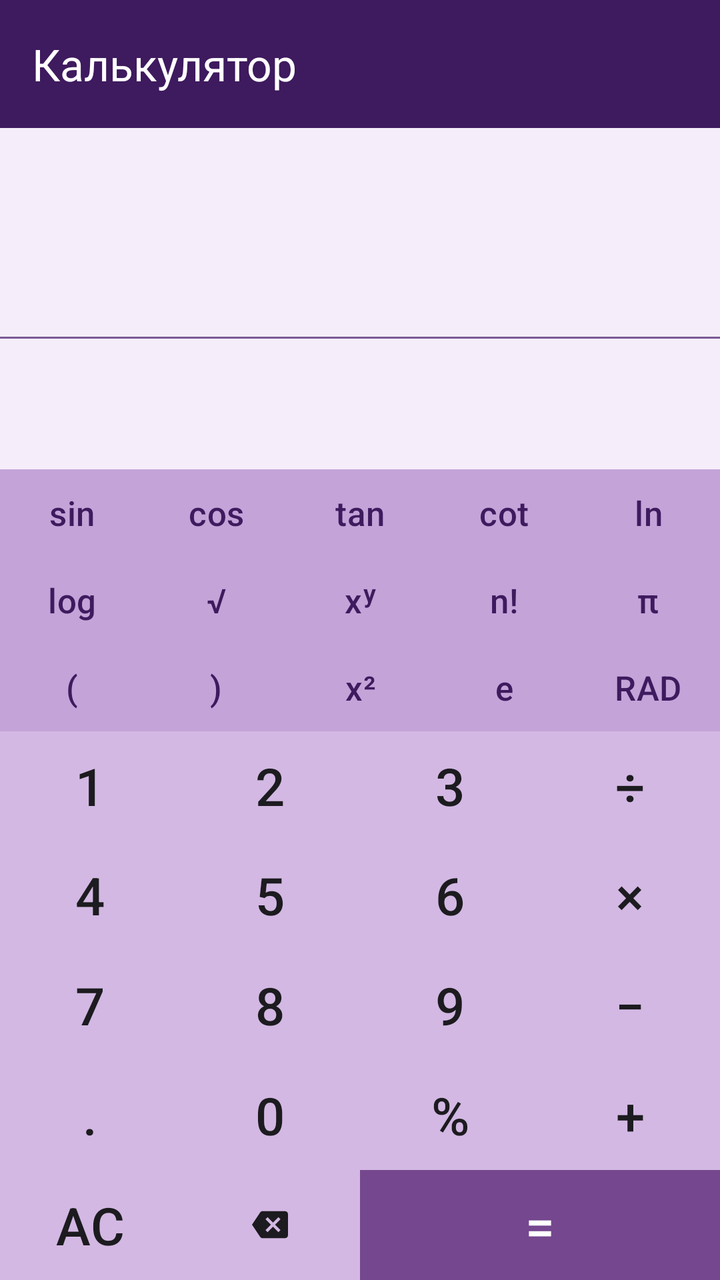
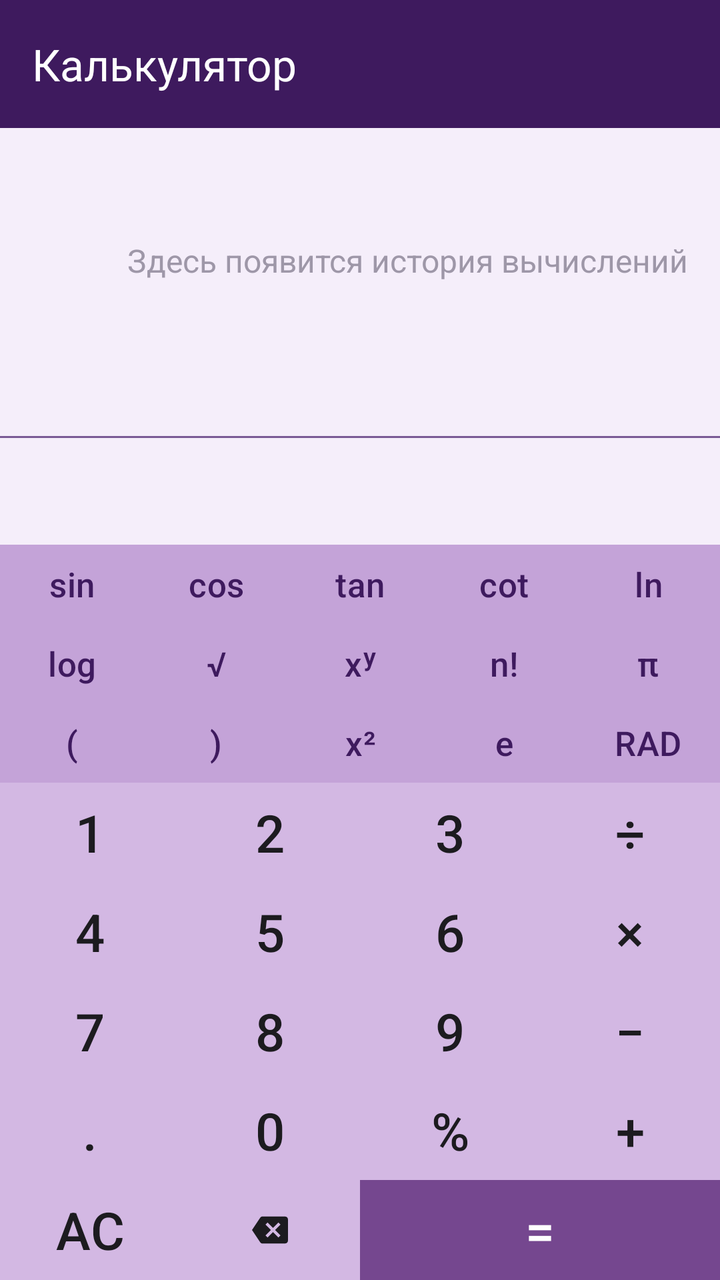

Compare the two renders of this Android layout. The source of the first and the diff that turns it into the second are given below.
<!-- AndroidManifest.xml: application theme Theme.Calculator -->
<!-- res/layout/activity_main.xml -->
<?xml version="1.0" encoding="utf-8"?>
<LinearLayout xmlns:android="http://schemas.android.com/apk/res/android"
    xmlns:app="http://schemas.android.com/apk/res-auto"
    xmlns:tools="http://schemas.android.com/tools"
    android:id="@+id/main"
    android:layout_width="match_parent"
    android:layout_height="match_parent"
    android:background="@color/keypad_background"
    android:orientation="vertical"
    tools:context=".MainActivity">

    <com.google.android.material.appbar.MaterialToolbar
        android:id="@+id/toolbar"
        android:layout_width="match_parent"
        android:layout_height="wrap_content"
        android:background="@color/toolbar_background"
        android:minHeight="?attr/actionBarSize"
        app:title="@string/app_name"
        app:titleTextColor="@color/toolbar_text" />

    
    <TextView
        android:id="@+id/expression"
        style="@style/CalcDisplay"
        android:layout_weight="1.6"
        android:gravity="bottom|end"
        android:hint="@string/expression_hint"
        android:maxLines="3"
        android:textColor="@color/display_text"
        android:textColorHint="@color/display_hint"
        app:autoSizeMaxTextSize="44sp" />

    <View
        android:layout_width="match_parent"
        android:layout_height="1dp"
        android:background="@color/display_divider" />

    
    <TextView
        android:id="@+id/result"
        style="@style/CalcDisplay"
        android:layout_weight="1"
        android:gravity="center_vertical|end"
        android:maxLines="2"
        android:textColor="@color/result_preview"
        app:autoSizeMaxTextSize="32sp" />

    <LinearLayout
        android:id="@+id/keypad"
        android:layout_width="match_parent"
        android:layout_height="0dp"
        android:layout_weight="6.2"
        android:orientation="vertical">

        <LinearLayout
            android:layout_width="match_parent"
            android:layout_height="0dp"
            android:layout_weight="0.8"
            android:orientation="horizontal">

            <Button
                style="@style/CalcKey.Function"
                android:text="sin"
                android:tag="sin(" />

            <Button
                style="@style/CalcKey.Function"
                android:text="cos"
                android:tag="cos(" />

            <Button
                style="@style/CalcKey.Function"
                android:text="tan"
                android:tag="tan(" />

            <Button
                style="@style/CalcKey.Function"
                android:text="cot"
                android:tag="cot(" />

            <Button
                style="@style/CalcKey.Function"
                android:text="ln"
                android:tag="ln(" />

        </LinearLayout>

        <LinearLayout
            android:layout_width="match_parent"
            android:layout_height="0dp"
            android:layout_weight="0.8"
            android:orientation="horizontal">

            <Button
                style="@style/CalcKey.Function"
                android:text="log"
                android:tag="log(" />

            <Button
                style="@style/CalcKey.Function"
                android:text="√"
                android:tag="√" />

            <Button
                style="@style/CalcKey.Function"
                android:text="xʸ"
                android:tag="^" />

            <Button
                style="@style/CalcKey.Function"
                android:text="n!"
                android:tag="!" />

            <Button
                style="@style/CalcKey.Function"
                android:text="π"
                android:tag="π" />

        </LinearLayout>

        <LinearLayout
            android:layout_width="match_parent"
            android:layout_height="0dp"
            android:layout_weight="0.8"
            android:orientation="horizontal">

            <Button
                style="@style/CalcKey.Function"
                android:text="("
                android:tag="(" />

            <Button
                style="@style/CalcKey.Function"
                android:text=")"
                android:tag=")" />

            <Button
                style="@style/CalcKey.Function"
                android:text="x²"
                android:tag="^2" />

            <Button
                style="@style/CalcKey.Function"
                android:text="e"
                android:tag="e" />

            <Button
                android:id="@+id/btn_angle_mode"
                style="@style/CalcKey.Function"
                android:text="@string/angle_mode_rad" />

        </LinearLayout>

        <LinearLayout
            android:layout_width="match_parent"
            android:layout_height="0dp"
            android:layout_weight="1"
            android:orientation="horizontal">

            <Button
                style="@style/CalcKey"
                android:text="1"
                android:tag="1" />

            <Button
                style="@style/CalcKey"
                android:text="2"
                android:tag="2" />

            <Button
                style="@style/CalcKey"
                android:text="3"
                android:tag="3" />

            <Button
                style="@style/CalcKey"
                android:text="÷"
                android:tag="÷" />

        </LinearLayout>

        <LinearLayout
            android:layout_width="match_parent"
            android:layout_height="0dp"
            android:layout_weight="1"
            android:orientation="horizontal">

            <Button
                style="@style/CalcKey"
                android:text="4"
                android:tag="4" />

            <Button
                style="@style/CalcKey"
                android:text="5"
                android:tag="5" />

            <Button
                style="@style/CalcKey"
                android:text="6"
                android:tag="6" />

            <Button
                style="@style/CalcKey"
                android:text="×"
                android:tag="×" />

        </LinearLayout>

        <LinearLayout
            android:layout_width="match_parent"
            android:layout_height="0dp"
            android:layout_weight="1"
            android:orientation="horizontal">

            <Button
                style="@style/CalcKey"
                android:text="7"
                android:tag="7" />

            <Button
                style="@style/CalcKey"
                android:text="8"
                android:tag="8" />

            <Button
                style="@style/CalcKey"
                android:text="9"
                android:tag="9" />

            <Button
                style="@style/CalcKey"
                android:text="−"
                android:tag="−" />

        </LinearLayout>

        <LinearLayout
            android:layout_width="match_parent"
            android:layout_height="0dp"
            android:layout_weight="1"
            android:orientation="horizontal">

            <Button
                style="@style/CalcKey"
                android:text="."
                android:tag="." />

            <Button
                style="@style/CalcKey"
                android:text="0"
                android:tag="0" />

            <Button
                style="@style/CalcKey"
                android:text="%"
                android:tag="%" />

            <Button
                style="@style/CalcKey"
                android:text="+"
                android:tag="+" />

        </LinearLayout>

        <LinearLayout
            android:layout_width="match_parent"
            android:layout_height="0dp"
            android:layout_weight="1"
            android:orientation="horizontal">

            <Button
                android:id="@+id/btn_clear"
                style="@style/CalcKey"
                android:text="AC" />

            <Button
                android:id="@+id/btn_backspace"
                style="@style/CalcKey"
                android:contentDescription="@string/backspace"
                app:icon="@drawable/ic_backspace" />

            <Button
                android:id="@+id/btn_equals"
                style="@style/CalcKey.Equals"
                android:layout_weight="2"
                android:text="=" />

        </LinearLayout>

    </LinearLayout>

</LinearLayout>
<!-- resources referenced by this layout -->
<resources>
  <color name="display_divider">#7A5A95</color>
  <color name="display_hint">#9E97A8</color>
  <color name="display_text">#1C1B1F</color>
  <color name="keypad_background">#D3B8E3</color>
  <color name="result_preview">#7A7289</color>
  <color name="toolbar_background">#3E1A5E</color>
  <color name="toolbar_text">#FFFFFF</color>
  <!-- drawable ic_backspace (drawable) -->
  <vector xmlns:android="http://schemas.android.com/apk/res/android"
      android:width="28dp"
      android:height="28dp"
      android:viewportWidth="24"
      android:viewportHeight="24">
      <path
          android:fillColor="#FF000000"
          android:pathData="M22,3H7c-0.69,0 -1.23,0.35 -1.59,0.88L0,12l5.41,8.11c0.36,0.53 0.9,0.89 1.59,0.89h15c1.1,0 2,-0.9 2,-2V5c0,-1.1 -0.9,-2 -2,-2zM19,15.59L17.59,17 14,13.41 10.41,17 9,15.59 12.59,12 9,8.41 10.41,7 14,10.59 17.59,7 19,8.41 15.41,12 19,15.59z" />
  </vector>
  <string name="angle_mode_rad">RAD</string>
  <string name="app_name">Калькулятор</string>
  <string name="backspace">Удалить символ</string>
  <string name="expression_hint">0</string>
  <style name="CalcDisplay">
          <item name="android:layout_width">match_parent</item>
          <item name="android:layout_height">0dp</item>
          <item name="android:background">@color/display_background</item>
          <item name="android:paddingHorizontal">16dp</item>
          <item name="android:paddingVertical">8dp</item>
          <item name="autoSizeTextType">uniform</item>
          <item name="autoSizeMinTextSize">14sp</item>
          <item name="autoSizeStepGranularity">1sp</item>
      </style>
  <style name="CalcKey" parent="Widget.Material3.Button.TextButton">
          <item name="android:layout_width">0dp</item>
          <item name="android:layout_height">match_parent</item>
          <item name="android:layout_weight">1</item>
          <item name="android:minWidth">0dp</item>
          <item name="android:minHeight">0dp</item>
          <item name="android:padding">0dp</item>
          <item name="android:insetTop">0dp</item>
          <item name="android:insetBottom">0dp</item>
          <item name="cornerRadius">0dp</item>
          <item name="android:textSize">@dimen/key_text_size</item>
          <item name="android:textColor">@color/key_text</item>
          <item name="android:textAllCaps">false</item>
          <item name="iconTint">@color/key_text</item>
          <item name="iconPadding">0dp</item>
          <item name="iconGravity">textStart</item>
      </style>
  <style name="CalcKey.Equals">
          <item name="android:textColor">@color/equals_text</item>
          <item name="backgroundTint">@color/equals_background</item>
      </style>
  <style name="CalcKey.Function">
          <item name="android:textSize">@dimen/function_text_size</item>
          <item name="android:textColor">@color/function_text</item>
          <item name="backgroundTint">@color/function_background</item>
      </style>
  <style name="Theme.Calculator" parent="Theme.Material3.DayNight.NoActionBar">
          <item name="colorPrimary">@color/brand</item>
      </style>
  <color name="display_background">#F5EEFA</color>
  <dimen name="key_text_size">26sp</dimen>
  <color name="key_text">#1C1B1F</color>
  <color name="equals_text">#FFFFFF</color>
  <color name="equals_background">#75478F</color>
  <dimen name="function_text_size">17sp</dimen>
  <color name="function_text">#3E1A5E</color>
  <color name="function_background">#C4A3D8</color>
  <color name="brand">#75478F</color>
</resources>

<!-- the commit's change to res/layout/activity_main.xml (unified diff, before → after) -->
@@ -15,14 +15,38 @@
         android:layout_height="wrap_content"
         android:background="@color/toolbar_background"
         android:minHeight="?attr/actionBarSize"
+        android:theme="@style/ThemeOverlay.Material3.Dark.ActionBar"
         app:title="@string/app_name"
         app:titleTextColor="@color/toolbar_text" />
+
+    
+    <ScrollView
+        android:id="@+id/history_scroll"
+        android:layout_width="match_parent"
+        android:layout_height="0dp"
+        android:layout_weight="1.3"
+        android:background="@color/display_background"
+        android:fillViewport="true">
+
+        <TextView
+            android:id="@+id/history"
+            android:layout_width="match_parent"
+            android:layout_height="wrap_content"
+            android:gravity="bottom|end"
+            android:hint="@string/history_hint"
+            android:lineSpacingExtra="2dp"
+            android:paddingHorizontal="16dp"
+            android:paddingTop="8dp"
+            android:textColor="@color/result_preview"
+            android:textColorHint="@color/display_hint"
+            android:textSize="16sp" />
+    </ScrollView>
 
     
     <TextView
         android:id="@+id/expression"
         style="@style/CalcDisplay"
-        android:layout_weight="1.6"
+        android:layout_weight="1.3"
         android:gravity="bottom|end"
         android:hint="@string/expression_hint"
         android:maxLines="3"
@@ -39,7 +63,7 @@
     <TextView
         android:id="@+id/result"
         style="@style/CalcDisplay"
-        android:layout_weight="1"
+        android:layout_weight="0.9"
         android:gravity="center_vertical|end"
         android:maxLines="2"
         android:textColor="@color/result_preview"
<!-- resource entries referenced after the edit -->
@@ -21,6 +21,7 @@
   <string name="app_name">Калькулятор</string>
   <string name="backspace">Удалить символ</string>
   <string name="expression_hint">0</string>
+  <string name="history_hint">Здесь появится история вычислений</string>
   <style name="CalcDisplay">
           <item name="android:layout_width">match_parent</item>
           <item name="android:layout_height">0dp</item>
